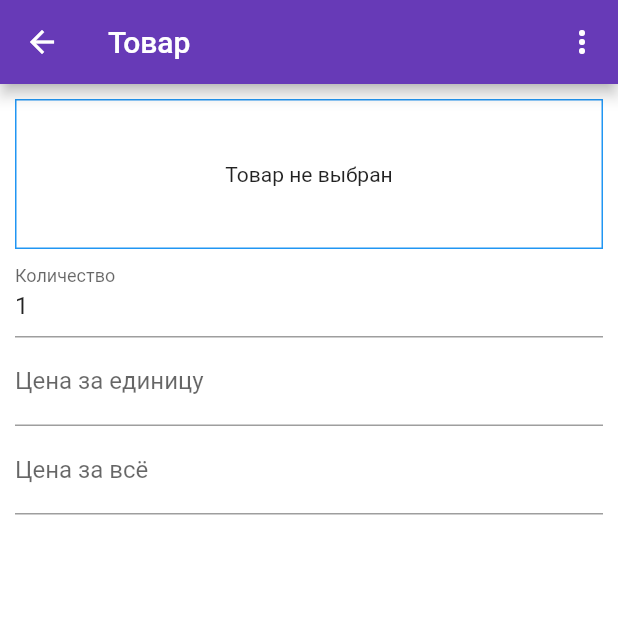
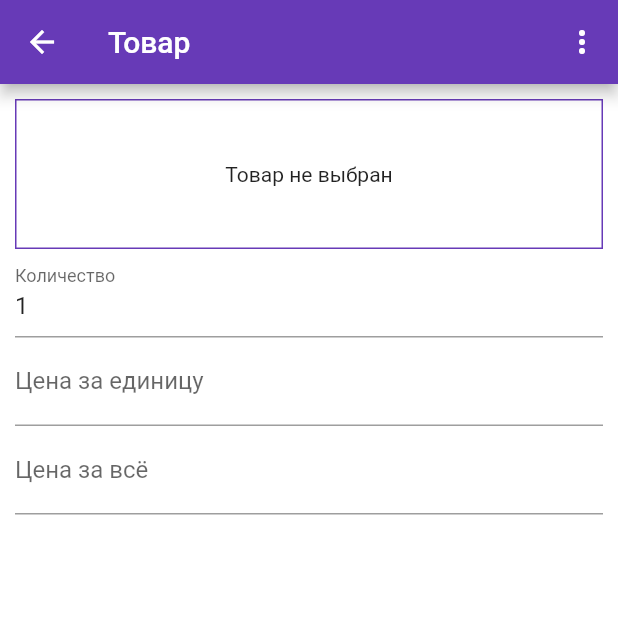
Before and after one commit to buzuchka/ConsumerBasket, a Flutter app: the PurchaseItemEditScreen screen opened directly with empty values, on a phone screen of 412 x 824 dp, the top half of it. Run offline on Flutter 3.47's test engine with Material 2 defaults, Android fonts, the light colour scheme and no system bars; our stand-ins replace decimal, image_picker, shared_preferences, sqflite; accounts and stored records are empty.

Commit message:
[fix] Border color.

```diff
--- a/lib/widgets/purchases/purchase_item_edit.dart
+++ b/lib/widgets/purchases/purchase_item_edit.dart
@@ -100,7 +100,7 @@ class _PurchaseItemEditScreenState extends State<PurchaseItemEditScreen> {
                     ? GoodsListItem(goodsItem: widget.item.goodsItem!)
                     : Container(
                         decoration: BoxDecoration(
-                            border: Border.all(color: Theme.of(context).primaryColor)
+                            border: Border.all(color: Theme.of(context).colorScheme.primary)
                         ),
                         height: Constants.listItemPictureHeight,
                         child: Center(
```
